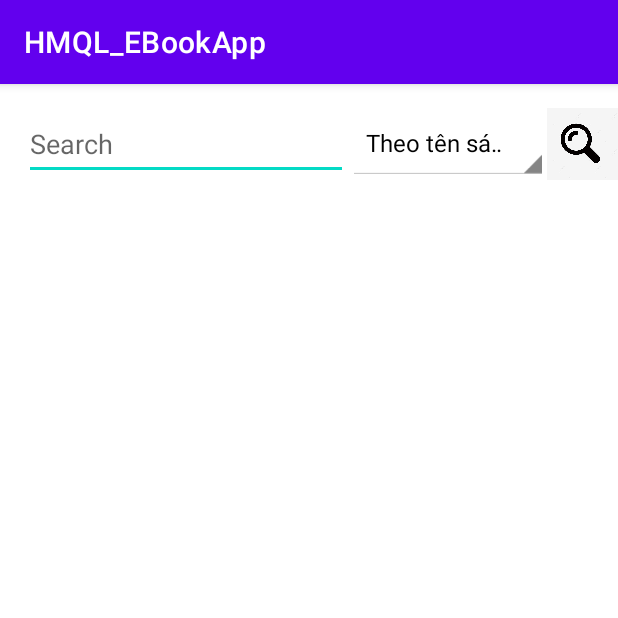
After one commit to NguyenQuang179/HMQL_Mobile_20KTPM1_EBookApp, an Android app: the searchActivity screen opened directly, with no data from a screen before it, on a phone screen of 412 x 824 dp, the top half of it. The commit adds this screen. Run offline under Robolectric (Android 15) with nearby library versions, the phone set to English and light mode, and no system bars.

Commit message:
init Search Activity

```diff
--- a/app/src/main/AndroidManifest.xml
+++ b/app/src/main/AndroidManifest.xml
@@ -12,6 +12,13 @@
         android:supportsRtl="true"
         android:theme="@style/Theme.HMQL_EBookApp"
         tools:targetApi="31">
+        <activity
+            android:name=".searchActivity"
+            android:exported="false">
+            <meta-data
+                android:name="android.app.lib_name"
+                android:value="" />
+        </activity>
         <activity
             android:name=".MainActivity"
             android:exported="true">
--- a/app/src/main/java/com/example/hmql_ebookapp/MainActivity.kt
+++ b/app/src/main/java/com/example/hmql_ebookapp/MainActivity.kt
@@ -1,11 +1,21 @@
 package com.example.hmql_ebookapp
 
+import android.annotation.SuppressLint
+import android.content.Intent
 import androidx.appcompat.app.AppCompatActivity
 import android.os.Bundle
+import android.widget.Button
 
 class MainActivity : AppCompatActivity() {
+    @SuppressLint("MissingInflatedId")
     override fun onCreate(savedInstanceState: Bundle?) {
         super.onCreate(savedInstanceState)
         setContentView(R.layout.activity_main)
+
+        var btn = findViewById<Button>(R.id.button);
+        btn.setOnClickListener({
+            var intent = Intent(this, searchActivity::class.java)
+            startActivity(intent);
+        })
     }
 }
--- /dev/null
+++ b/app/src/main/java/com/example/hmql_ebookapp/searchActivity.kt
@@ -0,0 +1,45 @@
+package com.example.hmql_ebookapp
+
+import android.annotation.SuppressLint
+import androidx.appcompat.app.AppCompatActivity
+import android.os.Bundle
+import android.view.View
+import android.widget.AdapterView
+import android.widget.ArrayAdapter
+import android.widget.Spinner
+import android.widget.Toast
+
+class searchActivity : AppCompatActivity() {
+    @SuppressLint("MissingInflatedId", "ResourceType")
+    override fun onCreate(savedInstanceState: Bundle?) {
+        super.onCreate(savedInstanceState)
+        setContentView(R.layout.activity_search)
+
+        var listOfTypeSearch =  resources.getStringArray(R.array.SearchType)
+        var spinner = findViewById<Spinner>(R.id.searchTypeSpinner);
+        if (spinner != null) {
+            val adapter = ArrayAdapter(
+                this,
+                android.R.layout.simple_spinner_dropdown_item, listOfTypeSearch
+            )
+            spinner.adapter = adapter
+
+            spinner.onItemSelectedListener = object :
+                AdapterView.OnItemSelectedListener {
+                override fun onItemSelected(
+                    parent: AdapterView<*>,
+                    view: View, position: Int, id: Long
+                ) {
+                    Toast.makeText(
+                        this@searchActivity, spinner.selectedItem.toString(), Toast.LENGTH_SHORT
+                    ).show()
+                }
+
+                override fun onNothingSelected(parent: AdapterView<*>) {
+                    // write code to perform some action
+                }
+            }
+        }
+
+    }
+}
--- a/app/src/main/res/layout/activity_main.xml
+++ b/app/src/main/res/layout/activity_main.xml
@@ -15,4 +15,12 @@
         android:text="EBooker"
         app:layout_constraintStart_toStartOf="parent"
         app:layout_constraintTop_toTopOf="parent" />
+
+    <Button
+        android:id="@+id/button"
+        android:layout_width="wrap_content"
+        android:layout_height="wrap_content"
+        android:text="Button"
+        tools:layout_editor_absoluteX="166dp"
+        tools:layout_editor_absoluteY="166dp" />
 </androidx.constraintlayout.widget.ConstraintLayout>
--- /dev/null
+++ b/app/src/main/res/layout/activity_search.xml
@@ -0,0 +1,41 @@
+<?xml version="1.0" encoding="utf-8"?>
+<androidx.constraintlayout.widget.ConstraintLayout xmlns:android="http://schemas.android.com/apk/res/android"
+    xmlns:app="http://schemas.android.com/apk/res-auto"
+    xmlns:tools="http://schemas.android.com/tools"
+    android:layout_width="match_parent"
+    android:layout_height="match_parent"
+    tools:context=".searchActivity">
+
+    <AutoCompleteTextView
+        android:id="@+id/autoCompleteTextView"
+        android:layout_width="216dp"
+        android:layout_height="48dp"
+        android:layout_marginStart="16dp"
+        android:layout_marginTop="16dp"
+        android:hint="Search"
+        app:layout_constraintStart_toStartOf="parent"
+        app:layout_constraintTop_toTopOf="parent" />
+
+    <ImageButton
+        android:id="@+id/imageButton"
+        android:layout_width="48dp"
+        android:layout_height="48dp"
+        android:background="@android:color/transparent"
+        android:scaleType="centerCrop"
+        app:layout_constraintBottom_toBottomOf="@+id/autoCompleteTextView"
+        app:layout_constraintEnd_toEndOf="parent"
+        app:layout_constraintStart_toEndOf="@+id/searchTypeSpinner"
+        app:layout_constraintTop_toTopOf="@+id/autoCompleteTextView"
+        app:layout_constraintVertical_bias="0.0"
+        app:srcCompat="@drawable/search" />
+
+    <Spinner
+        android:id="@+id/searchTypeSpinner"
+        style="@android:style/Widget.Holo.Light.Spinner"
+        android:layout_width="133dp"
+        android:layout_height="48dp"
+        app:layout_constraintBottom_toBottomOf="@+id/autoCompleteTextView"
+        app:layout_constraintStart_toEndOf="@+id/autoCompleteTextView"
+        app:layout_constraintTop_toTopOf="@+id/autoCompleteTextView"
+        app:layout_constraintVertical_bias="0.0" />
+</androidx.constraintlayout.widget.ConstraintLayout>
--- a/app/src/main/res/values/strings.xml
+++ b/app/src/main/res/values/strings.xml
@@ -1,3 +1,7 @@
 <resources>
     <string name="app_name">HMQL_EBookApp</string>
+    <string-array name="SearchType">
+        <item>Theo tên sách</item>
+        <item>Theo tên tác giả</item>
+    </string-array>
 </resources>
```
Also changed, not shown: app/src/main/res/drawable/search.jpg (added).
